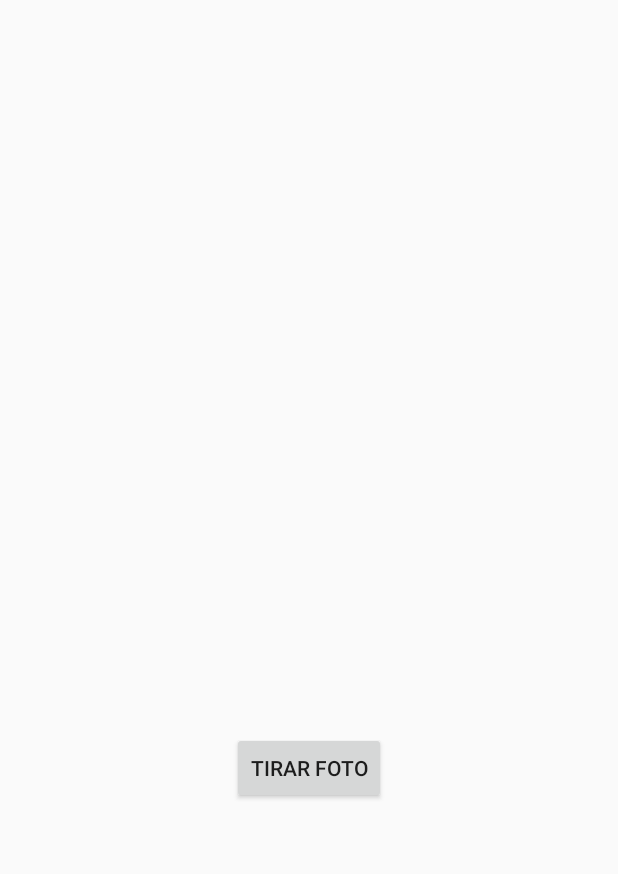
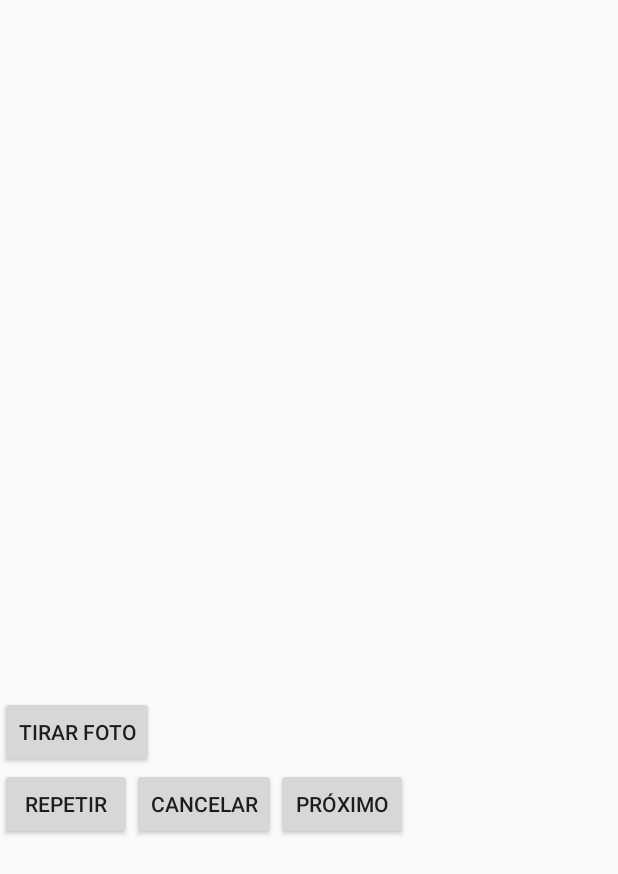
Before and after one commit to henriquedsg89/Crosig, an Android app: the fragment NewPhoto placed in its activity, on a phone screen of 412 x 824 dp. Shown: the top 874 px of the screen. Run offline under Robolectric (Android 15) with nearby library versions, the phone set to English and light mode, and no system bars.

Commit message:
Added all buttons to take photo

```diff
--- a/app/src/main/res/layout/fragment_new_photo.xml
+++ b/app/src/main/res/layout/fragment_new_photo.xml
@@ -15,11 +15,37 @@
             android:layout_width="200dp"
             android:layout_height="200dp"/>
 
-        <Button
-            android:layout_width="wrap_content"
-            android:layout_height="wrap_content"
-            android:onClick="takePicture"
-            android:text="@string/take_picture" />
+        <LinearLayout
+            android:id="@+id/new_photo_only_take_picture"
+            android:layout_width="fill_parent"
+            android:layout_height="wrap_content">
+            <Button
+                android:layout_width="wrap_content"
+                android:layout_height="wrap_content"
+                android:onClick="takePicture"
+                android:text="@string/take_picture" />
+        </LinearLayout>
+        <LinearLayout
+            android:id="@+id/new_photo_all_buttons"
+            android:layout_width="fill_parent"
+            android:layout_height="wrap_content">
+            <Button
+                android:layout_width="wrap_content"
+                android:layout_height="wrap_content"
+                android:onClick=""
+                android:text="@string/retry" />
+            <Button
+                android:layout_width="wrap_content"
+                android:layout_height="wrap_content"
+                android:onClick=""
+                android:text="@string/cancel" />
+            <Button
+                android:layout_width="wrap_content"
+                android:layout_height="wrap_content"
+                android:onClick=""
+                android:text="@string/next" />
+        </LinearLayout>
+
     </LinearLayout>
 
 </FrameLayout>
--- a/app/src/main/res/values/strings.xml
+++ b/app/src/main/res/values/strings.xml
@@ -27,4 +27,6 @@
     <string name="select_problem_type">Tipo de problema...</string>
     <string name="hello_world">Hello world!</string>
     <string name="follow_problem">Seguir problema?</string>
+    <string name="retry">Repetir</string>
+    <string name="next">Próximo</string>
 </resources>
```
